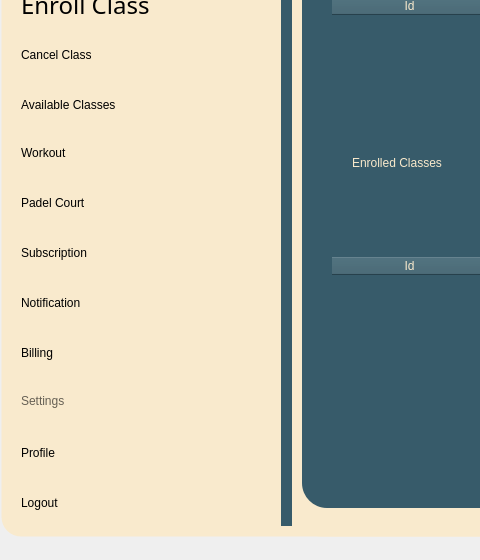
First picture: the form in mainwindow.ui, repository YousefElbooz/FullGymProject, before the edit; both pictures show x 0 to 480 and y 165 to 725 of the 1354 by 725 pixel window.
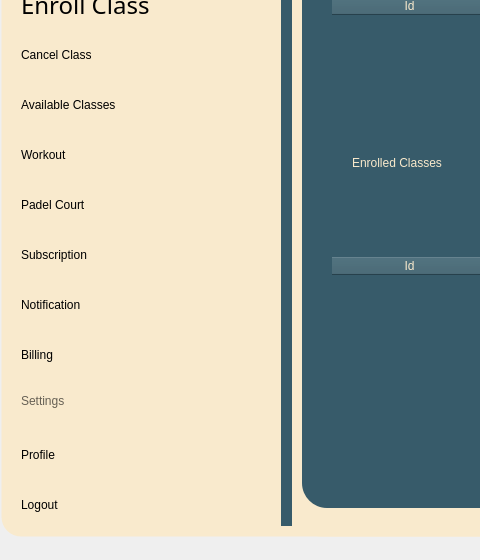
Second picture: the form after the edit. The open tabs and pages were chosen to show the change. Icons and pictures are not drawn.

Diff of the .ui file:
```diff
--- a/mainwindow.ui
+++ b/mainwindow.ui
@@ -2754,7 +2754,7 @@
          <rect>
           <x>10</x>
           <y>240</y>
-          <width>241</width>
+          <width>261</width>
           <height>40</height>
          </rect>
         </property>
@@ -2789,7 +2789,7 @@
           <x>10</x>
           <y>290</y>
           <width>241</width>
-          <height>36</height>
+          <height>40</height>
          </rect>
         </property>
         <property name="styleSheet">
@@ -2797,7 +2797,7 @@
 color: rgb(0, 0, 0);
 font: 18pt &quot;Yeasty Flavors&quot;;
     border: none;
-    border-radius: 25px;
+    border-radius: 20px;
 hover background-color: #dcdcdc;
             text-align: left;
 
@@ -2823,7 +2823,7 @@
           <x>10</x>
           <y>390</y>
           <width>241</width>
-          <height>36</height>
+          <height>40</height>
          </rect>
         </property>
         <property name="styleSheet">
@@ -2831,7 +2831,7 @@
 color: rgb(0, 0, 0);
 font: 18pt &quot;Yeasty Flavors&quot;;
     border: none;
-    border-radius: 25px;
+    border-radius: 20px;
 hover background-color: #dcdcdc;
             text-align: left;
 
@@ -2857,7 +2857,7 @@
           <x>10</x>
           <y>440</y>
           <width>241</width>
-          <height>36</height>
+          <height>40</height>
          </rect>
         </property>
         <property name="styleSheet">
@@ -2865,7 +2865,7 @@
 color: rgb(0, 0, 0);
 font: 18pt &quot;Yeasty Flavors&quot;;
     border: none;
-    border-radius: 25px;
+    border-radius: 20px;
 hover background-color: #dcdcdc;
             text-align: left;
 
@@ -2891,7 +2891,7 @@
           <x>10</x>
           <y>490</y>
           <width>241</width>
-          <height>36</height>
+          <height>40</height>
          </rect>
         </property>
         <property name="styleSheet">
@@ -2899,7 +2899,7 @@
 color: rgb(0, 0, 0);
 font: 18pt &quot;Yeasty Flavors&quot;;
     border: none;
-    border-radius: 25px;
+    border-radius: 20px;
 hover background-color: #dcdcdc;
             text-align: left;
 
@@ -2925,7 +2925,7 @@
           <x>10</x>
           <y>590</y>
           <width>241</width>
-          <height>36</height>
+          <height>40</height>
          </rect>
         </property>
         <property name="styleSheet">
@@ -2933,7 +2933,7 @@
 color: rgb(0, 0, 0);
 font: 18pt &quot;Yeasty Flavors&quot;;
     border: none;
-    border-radius: 25px;
+    border-radius: 20px;
 hover background-color: #dcdcdc;
             text-align: left;
 
@@ -2959,7 +2959,7 @@
           <x>10</x>
           <y>640</y>
           <width>241</width>
-          <height>36</height>
+          <height>40</height>
          </rect>
         </property>
         <property name="styleSheet">
@@ -3043,7 +3043,7 @@
           <x>10</x>
           <y>340</y>
           <width>241</width>
-          <height>36</height>
+          <height>40</height>
          </rect>
         </property>
         <property name="styleSheet">
@@ -3051,7 +3051,7 @@
 color: rgb(0, 0, 0);
 font: 18pt &quot;Yeasty Flavors&quot;;
     border: none;
-    border-radius: 25px;
+    border-radius: 20px;
 hover background-color: #dcdcdc;
             text-align: left;
 
```
Left out of the diff: 12 changed lines with no effect on the pictures.
